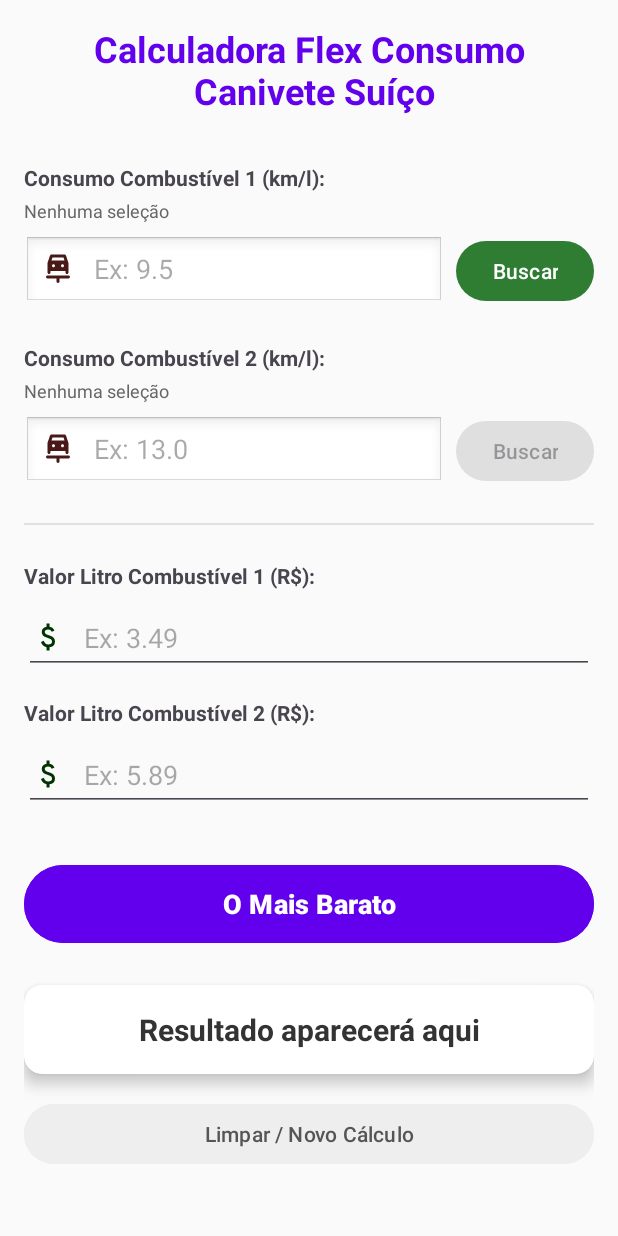
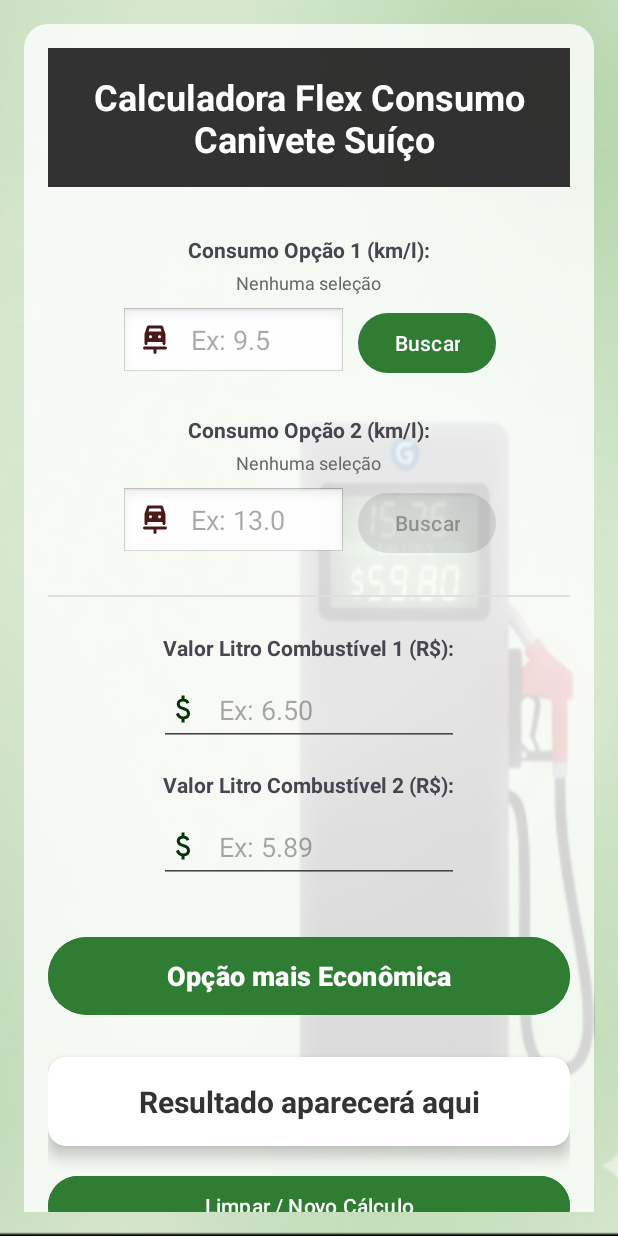
Before and after one commit to ztechbr/consumoveiculos, an Android app: the screen it shows after launch (MainActivity), on a phone screen of 412 x 824 dp. Run offline under Robolectric (Android 15) with nearby library versions, the light colour scheme and no system bars.

Commit message:
Ajustes de Layout

```diff
--- /dev/null
+++ b/app/src/main/res/drawable/bg_card_translucido.xml
@@ -0,0 +1,9 @@
+<shape xmlns:android="http://schemas.android.com/apk/res/android">
+    <solid android:color="#CCFFFFFF"/>
+    <corners android:radius="16dp"/>
+    <padding
+        android:left="16dp"
+        android:top="16dp"
+        android:right="16dp"
+        android:bottom="16dp"/>
+</shape>
--- a/app/src/main/res/layout/activity_lista_combustivel.xml
+++ b/app/src/main/res/layout/activity_lista_combustivel.xml
@@ -3,6 +3,7 @@
     android:layout_width="match_parent"
     android:layout_height="match_parent"
     android:orientation="vertical"
+    android:background="@drawable/fundo"
     android:padding="24dp">
 
     <TextView
@@ -64,9 +65,9 @@
 
     <Button
         android:id="@+id/btnConfirmar"
-        android:layout_width="match_parent"
+        android:layout_width="wrap_content"
         android:layout_height="60dp"
         android:text="Confirmar Seleção"
-        android:backgroundTint="@color/design_default_color_primary"/>
+        android:backgroundTint="@color/primary_green"/>
 
 </LinearLayout>
--- a/app/src/main/res/layout/activity_main.xml
+++ b/app/src/main/res/layout/activity_main.xml
@@ -5,7 +5,7 @@
     android:layout_width="match_parent"
     android:layout_height="match_parent"
     android:fillViewport="true"
-    android:background="#FAFAFA"
+    android:background="@drawable/fundo"
     android:padding="16dp"
     tools:ignore="HardcodedText,Autofill,LabelFor,VisualLintButtonSize,VisualLintTextFieldSize">
 
@@ -13,6 +13,8 @@
         android:layout_width="match_parent"
         android:layout_height="wrap_content"
         android:orientation="vertical"
+        android:gravity="center_horizontal"
+        android:background="@drawable/bg_card_translucido"
         android:paddingBottom="24dp">
 
         <TextView
@@ -22,13 +24,16 @@
             android:textSize="24sp"
             android:textStyle="bold"
             android:gravity="center"
-            android:textColor="@color/design_default_color_primary"
+            android:background="@color/title_background"
+            android:textColor="@color/title_text_color"
+            android:padding="16dp"
             android:layout_marginBottom="32dp"/>
 
+        <!-- SEÇÃO CONSUMO 1 CENTRALIZADA -->
         <TextView
             android:layout_width="wrap_content"
             android:layout_height="wrap_content"
-            android:text="Consumo Combustível 1 (km/l):"
+            android:text="Consumo Opção 1 (km/l):"
             android:textStyle="bold"
             android:layout_marginBottom="4dp"/>
 
@@ -42,16 +47,16 @@
             android:layout_marginBottom="8dp"/>
 
         <LinearLayout
-            android:layout_width="match_parent"
+            android:layout_width="wrap_content"
             android:layout_height="wrap_content"
             android:orientation="horizontal"
+            android:gravity="center_vertical"
             android:layout_marginBottom="24dp">
 
             <EditText
                 android:id="@+id/edtConsumo1"
-                android:layout_width="0dp"
+                android:layout_width="150dp"
                 android:layout_height="wrap_content"
-                android:layout_weight="1"
                 android:hint="Ex: 9.5"
                 android:inputType="numberDecimal"
                 android:drawableStart="@drawable/ic_gas"
@@ -69,10 +74,11 @@
                 android:contentDescription="Buscar Combustível 1"/>
         </LinearLayout>
 
+        <!-- SEÇÃO CONSUMO 2 CENTRALIZADA -->
         <TextView
             android:layout_width="wrap_content"
             android:layout_height="wrap_content"
-            android:text="Consumo Combustível 2 (km/l):"
+            android:text="Consumo Opção 2 (km/l):"
             android:textStyle="bold"
             android:layout_marginBottom="4dp"/>
 
@@ -86,16 +92,16 @@
             android:layout_marginBottom="8dp"/>
 
         <LinearLayout
-            android:layout_width="match_parent"
+            android:layout_width="wrap_content"
             android:layout_height="wrap_content"
             android:orientation="horizontal"
+            android:gravity="center_vertical"
             android:layout_marginBottom="24dp">
 
             <EditText
                 android:id="@+id/edtConsumo2"
-                android:layout_width="0dp"
+                android:layout_width="150dp"
                 android:layout_height="wrap_content"
-                android:layout_weight="1"
                 android:hint="Ex: 13.0"
                 android:inputType="numberDecimal"
                 android:drawableStart="@drawable/ic_gas"
@@ -119,6 +125,7 @@
             android:background="#E0E0E0"
             android:layout_marginBottom="24dp"/>
 
+        <!-- SEÇÃO DE PREÇOS CENTRALIZADA -->
         <TextView
             android:layout_width="wrap_content"
             android:layout_height="wrap_content"
@@ -128,9 +135,9 @@
 
         <EditText
             android:id="@+id/edtPreco1"
-            android:layout_width="match_parent"
+            android:layout_width="200dp"
             android:layout_height="wrap_content"
-            android:hint="Ex: 3.49"
+            android:hint="Ex: 6.50"
             android:inputType="numberDecimal"
             android:drawableStart="@drawable/ic_money"
             android:drawablePadding="12dp"
@@ -146,24 +153,25 @@
 
         <EditText
             android:id="@+id/edtPreco2"
-            android:layout_width="match_parent"
+            android:layout_width="200dp"
             android:layout_height="wrap_content"
             android:hint="Ex: 5.89"
             android:inputType="numberDecimal"
             android:drawableStart="@drawable/ic_money"
             android:drawablePadding="12dp"
-            android:layout_marginBottom="32dp"
             android:minHeight="48dp"/>
 
+        <!-- BOTÕES E RESULTADO -->
         <Button
             android:id="@+id/btnCalcular"
             android:layout_width="match_parent"
             android:layout_height="60dp"
-            android:text="O Mais Barato"
+            android:text="Opção mais Econômica"
             android:textSize="18sp"
             android:textStyle="bold"
             android:elevation="4dp"
-            android:backgroundTint="@color/design_default_color_primary"/>
+            android:backgroundTint="@color/primary_green"
+            android:layout_marginTop="32dp"/>
 
         <androidx.cardview.widget.CardView
             android:layout_width="match_parent"
@@ -191,8 +199,7 @@
             android:layout_height="wrap_content"
             android:layout_marginTop="16dp"
             android:text="Limpar / Novo Cálculo"
-            android:backgroundTint="#EEEEEE"
-            android:textColor="#555555"
+            android:backgroundTint="@color/primary_green"
             android:elevation="0dp"/>
 
     </LinearLayout>
--- a/app/src/main/res/values/colors.xml
+++ b/app/src/main/res/values/colors.xml
@@ -4,9 +4,11 @@
     <color name="primary_green_light">#4CAF50</color>
     <color name="primary_green_dark">#1B5E20</color>
 
-    <color name="secondary_orange">#EF6C00</color>
+    <color name="secondary_orange">#763E04</color>
 
     <color name="black">#FF000000</color>
     <color name="white">#FFFFFFFF</color>
     <color name="background_light">#F5F5F5</color>
+    <color name="title_background">#CC000000</color>
+    <color name="title_text_color">#FFFFFF</color>
 </resources>
--- a/app/src/main/res/values/strings.xml
+++ b/app/src/main/res/values/strings.xml
@@ -9,6 +9,5 @@
     <string name="msg_erro_preencha">Preencha todos os campos!</string>
     <string name="msg_erro_consumo_zero">Consumo não pode ser zero!</string>
 
-    <string name="result_comb1_melhor">Combustível 1 é mais vantajoso!\n(R$ %1$.2f / km)</string>
-    <string name="result_comb2_melhor">Combustível 2 é mais vantajoso!\n(R$ %1$.2f / km)</string>
+    <string name="result_comb_empate">Consumo equivalente!</string>
 </resources>
```
Also changed, not shown: app/src/main/java/io/ztech/apppostogasolina/MainActivity.kt (+23 -27 lines), app/src/main/res/drawable/fundo.png (added).
